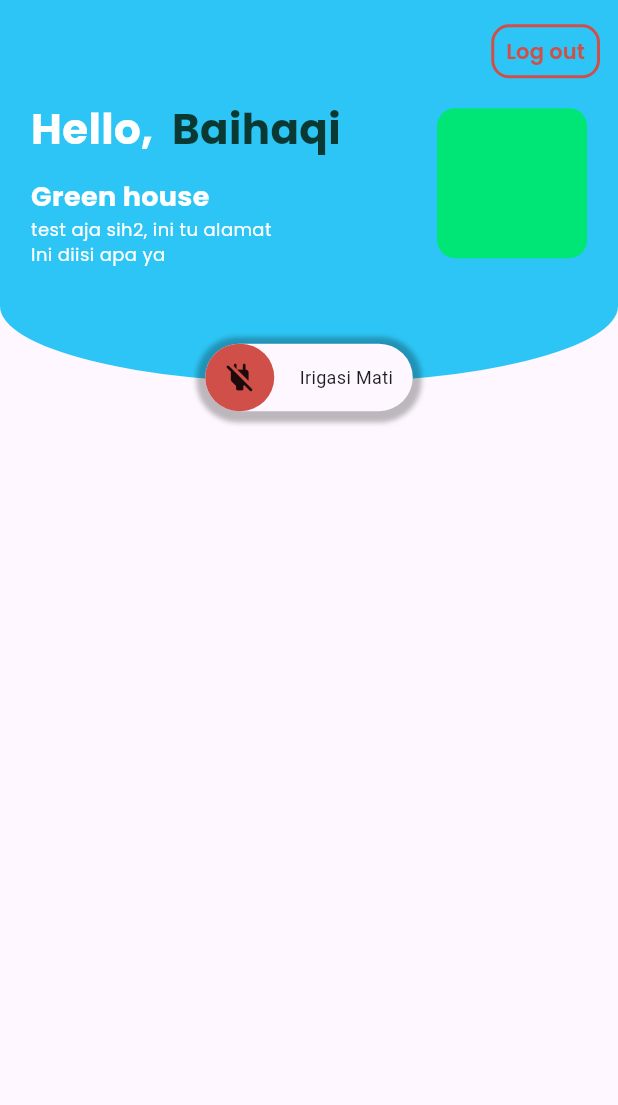
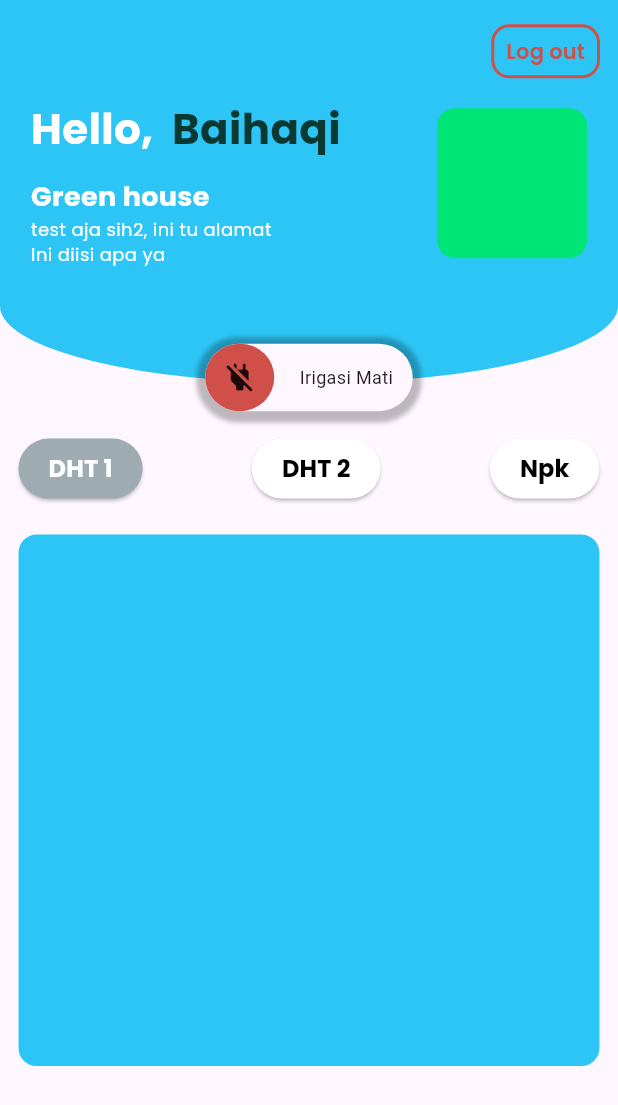
Before and after one commit to EqiBaihaqi/Smart-Farming-Mobile-App, a Flutter app: the HomePage screen opened directly, on a phone screen of 412 x 824 dp. Shown: the top 1105 px of the screen. Run offline on Flutter 3.47's test engine with Material 3 defaults, Android fonts, the light colour scheme and no system bars; drawn by our look-alikes of animated_toggle_switch; our stand-ins replace firebase_auth, firebase_core, gap, get, google_fonts, google_nav_bar and 2 more; accounts and stored records are empty.

Commit message:
Add Navigation bar and sensor section

```diff
--- a/lib/constant/constatn_color_text.dart
+++ b/lib/constant/constatn_color_text.dart
@@ -5,6 +5,9 @@ Color primaryColor = const Color(0XFF4CAF50);
 Color secondaryColor = const Color(0XFFFABE00);
 Color aquaGreenColor = const Color(0xff00E676);
 Color blueColor = const Color(0XFF2DC5F5);
+Color blueGrayColor = const Color(0xff546E7A);
+Color darkBlueColor = const Color(0xff0D47A1);
+Color indigoColor = const Color(0xff1A237E);
 Color softBlue = const Color(0xff007BFF);
 Color redColor = const Color(0XFFD04F48);
 Color whiteColor = Colors.white;
--- a/lib/main.dart
+++ b/lib/main.dart
@@ -2,7 +2,7 @@ import 'package:firebase_core/firebase_core.dart';
 import 'package:flutter/material.dart';
 import 'package:get/get.dart';
 import 'package:smart_farm/firebase_options.dart';
-import 'package:smart_farm/page/splash_page/splash_page.dart';
+import 'package:smart_farm/home.dart';
 
 void main() async {
   WidgetsFlutterBinding.ensureInitialized();
@@ -20,7 +20,7 @@ class MyApp extends StatelessWidget {
       theme: ThemeData(
         colorScheme: ColorScheme.fromSeed(seedColor: Colors.deepPurple),
       ),
-      home: SplashPage(),
+      home: Home(),
     );
   }
 }
--- /dev/null
+++ b/lib/page/home_page/home_data_dht1_sensor.dart
@@ -0,0 +1,18 @@
+import 'package:flutter/material.dart';
+import 'package:smart_farm/constant/constatn_color_text.dart';
+
+class HomeDataDht1Sensor extends StatelessWidget {
+  const HomeDataDht1Sensor({super.key});
+
+  @override
+  Widget build(BuildContext context) {
+    return Container(
+      width: double.infinity,
+      height: SizeDevice.getHeight(context) * 0.43,
+      decoration: BoxDecoration(
+        borderRadius: BorderRadius.circular(12),
+        color: blueColor,
+      ),
+    );
+  }
+}
--- /dev/null
+++ b/lib/page/home_page/home_data_sensor.dart
@@ -0,0 +1,60 @@
+import 'package:flutter/material.dart';
+import 'package:gap/gap.dart';
+import 'package:smart_farm/constant/constatn_color_text.dart';
+import 'package:smart_farm/page/home_page/home_data_dht1_sensor.dart';
+import 'package:smart_farm/page/home_page/home_data_dht2_sensor.dart';
+import 'package:smart_farm/page/home_page/home_data_npk_sensor.dart';
+
+class HomeDataSensor extends StatefulWidget {
+  const HomeDataSensor({super.key});
+
+  @override
+  State<HomeDataSensor> createState() => _HomeDataSensorState();
+}
+
+class _HomeDataSensorState extends State<HomeDataSensor> {
+  int selectedIndex = 0;
+  @override
+  Widget build(BuildContext context) {
+    final List<Widget> sensors = [
+      HomeDataDht1Sensor(),
+      HomeDataDht2Sensor(),
+      HomeDataNpkSensor(),
+    ];
+    return Column(
+      children: [
+        Row(
+          mainAxisAlignment: MainAxisAlignment.spaceBetween,
+          children: List.generate(sensors.length, (index) {
+            return ElevatedButton(
+              onPressed: () {
+                setState(() {
+                  selectedIndex = index;
+                });
+              },
+              style: ElevatedButton.styleFrom(
+                backgroundColor:
+                    selectedIndex == index ? greyColor : whiteColor,
+                padding: EdgeInsets.symmetric(horizontal: 20.0, vertical: 8.0),
+              ),
+              child: Text(
+                index == 0
+                    ? 'DHT 1'
+                    : index == 1
+                    ? 'DHT 2'
+                    : 'Npk',
+                style: blackTextStyle.copyWith(
+                  color: selectedIndex == index ? whiteColor : blackColor,
+                  fontSize: 16,
+                  fontWeight: FontWeight.bold,
+                ),
+              ),
+            );
+          }),
+        ),
+        Gap(20),
+        sensors[selectedIndex],
+      ],
+    );
+  }
+}
--- a/lib/page/home_page/home_page.dart
+++ b/lib/page/home_page/home_page.dart
@@ -2,6 +2,7 @@ import 'package:flutter/material.dart';
 import 'package:get/get.dart';
 import 'package:smart_farm/constant/constatn_color_text.dart';
 import 'package:smart_farm/controller/auth_controller.dart';
+import 'package:smart_farm/page/home_page/home_data_sensor.dart';
 import 'package:smart_farm/page/home_page/home_toggle.dart';
 
 class HomePage extends StatelessWidget {
@@ -12,7 +13,12 @@ class HomePage extends StatelessWidget {
     final authController = Get.put(AuthController());
     return SafeArea(
       child: Scaffold(
-        body: Stack(
+        body: SingleChildScrollView(
+          child: Column(
+            children: [
+              SizedBox(
+                height: SizeDevice.getHeight(context) * 0.35,
+                child: Stack(
                   children: [
                     Positioned(
                       top: 0,
@@ -95,7 +101,9 @@ class HomePage extends StatelessWidget {
                                     ),
                                   ],
                                 ),
-                        SizedBox(height: SizeDevice.getHeight(context) * 0.015),
+                                SizedBox(
+                                  height: SizeDevice.getHeight(context) * 0.015,
+                                ),
                                 Text(
                                   'Green house',
                                   style: whiteTextStyle.copyWith(
@@ -134,6 +142,17 @@ class HomePage extends StatelessWidget {
                   ],
                 ),
               ),
+
+              Padding(
+                padding: EdgeInsets.symmetric(
+                  horizontal: SizeDevice.getWidth(context) * 0.03,
+                ),
+                child: HomeDataSensor(),
+              ),
+            ],
+          ),
+        ),
+      ),
     );
   }
 }
--- a/pubspec.yaml
+++ b/pubspec.yaml
@@ -41,6 +41,8 @@ dependencies:
   google_fonts: ^6.2.1
   sign_in_button: ^3.2.0
   animated_toggle_switch: ^0.8.4
+  gap: ^3.0.1
+  google_nav_bar: ^5.0.7
 dev_dependencies:
   flutter_test:
     sdk: flutter
```
Also changed, not shown: lib/controller/nav_controller.dart (added, +10 -0 lines), lib/home.dart (added, +43 -0 lines), lib/page/automation_page/automation_page.dart (added, +10 -0 lines), lib/page/chart_page/chart_page.dart (added, +10 -0 lines), lib/page/home_page/home_data_dht2_sensor.dart (added, +18 -0 lines), lib/page/home_page/home_data_npk_sensor.dart (added, +18 -0 lines), pubspec.lock. Lines whose indentation alone changed are shown as unchanged.
